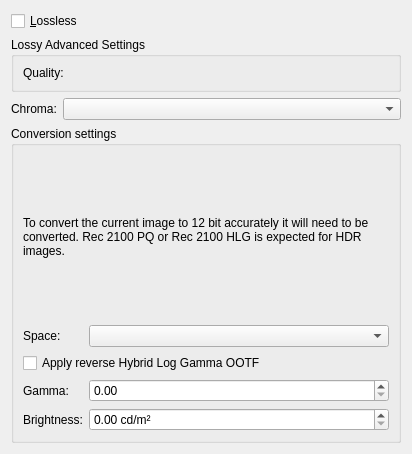
The window that plugins/impex/heif/WdgHeifExport.ui (KDE/krita) describes before a commit, drawn with Qt 5.
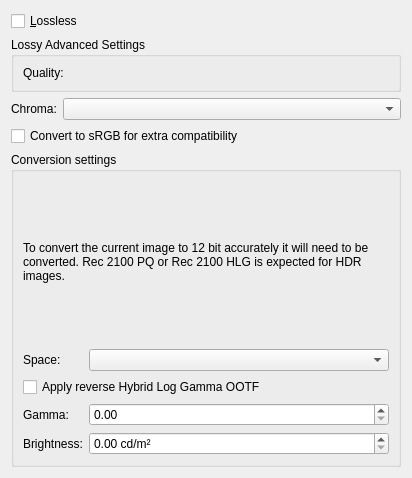
The same window after the commit. Custom widgets are drawn as their Qt base class.

Commit message:
Add checkbox to convert gray to sRGB for extra compatiblity.
This is as a workaround for some av1 encoders not supporting monochrome.

What changed in the file:
```diff
--- a/plugins/impex/heif/WdgHeifExport.ui
+++ b/plugins/impex/heif/WdgHeifExport.ui
@@ -11,7 +11,7 @@
     <x>0</x>
     <y>0</y>
     <width>412</width>
-    <height>454</height>
+    <height>478</height>
    </rect>
   </property>
   <layout class="QFormLayout" name="formLayout_2">
@@ -51,7 +51,7 @@
    <item row="2" column="1">
     <widget class="QComboBox" name="cmbChroma"/>
    </item>
-   <item row="3" column="0" colspan="2">
+   <item row="4" column="0" colspan="2">
     <widget class="QGroupBox" name="conversionSettings">
      <property name="title">
       <string>Conversion settings</string>
@@ -155,6 +155,16 @@
      </property>
     </widget>
    </item>
+   <item row="3" column="0" colspan="2">
+    <widget class="QCheckBox" name="chkMonochromesRGB">
+     <property name="toolTip">
+      <string>&lt;html&gt;&lt;head/&gt;&lt;body&gt;&lt;p&gt;Not all encoders for AV1 and by extension avif support saving to monochrome and use a YCbCr fallback. Krita will be able to open these files just fine, but not all programs do. Converting to sRGB first before saving solves this at the cost of larger file size.&lt;/p&gt;&lt;/body&gt;&lt;/html&gt;</string>
+     </property>
+     <property name="text">
+      <string>Convert to sRGB for extra compatibility</string>
+     </property>
+    </widget>
+   </item>
   </layout>
  </widget>
  <customwidgets>
```
The commit also changes 1 other file.
